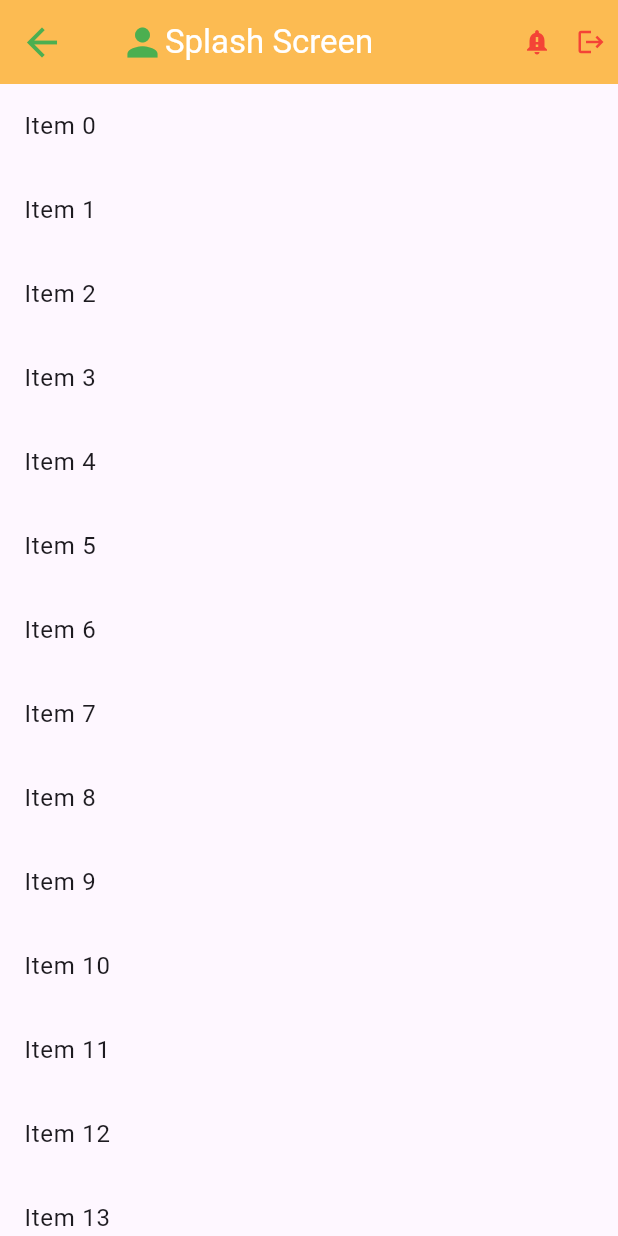
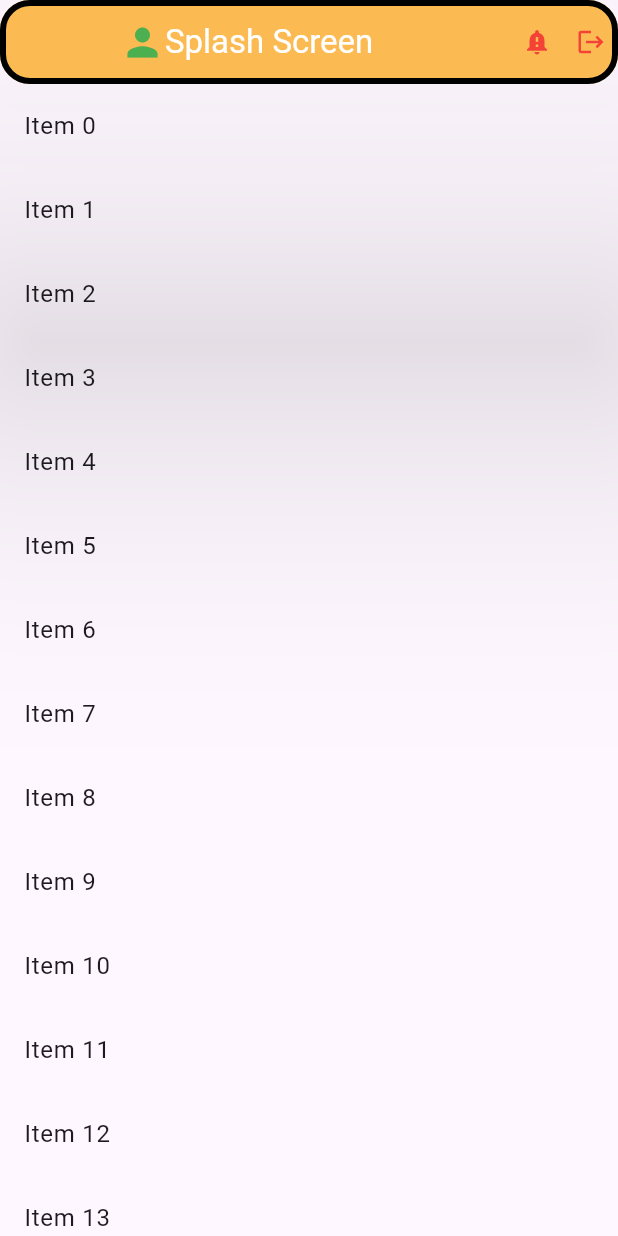
Before and after one commit to ankittripathi4494/ssdm_workspace, a Flutter app: the screen it shows after launch, on a phone screen of 412 x 824 dp. Run offline on Flutter 3.47's test engine with Material 3 defaults, Android fonts, the phone set to English and light mode, and no system bars.

Commit message:
appbar design commit

```diff
--- a/lib/modules/splash/screens/splash_screen.dart
+++ b/lib/modules/splash/screens/splash_screen.dart
@@ -8,24 +8,28 @@ class SplashScreen extends StatelessWidget {
   Widget build(BuildContext context) {
     return Scaffold(
       appBar: AppBar(
-        elevation: 20,
+        elevation: 100,
+        shape: RoundedRectangleBorder(
+            borderRadius: BorderRadius.circular(20),
+            side: const BorderSide(color: Colors.black, width: 4)),
         surfaceTintColor: Colors.pink.shade500,
+        shadowColor: Colors.black,
         // scrolledUnderElevation: 20,
         backgroundColor: Colors.amber.shade300,
         foregroundColor: Colors.white,
-        iconTheme: IconThemeData(color: Colors.green, size: 30),
-        actionsIconTheme: IconThemeData(color: Colors.red, size: 20),
-        leading: Icon(Icons.arrow_back),
+        iconTheme: const IconThemeData(color: Colors.green, size: 30),
+        actionsIconTheme: const IconThemeData(color: Colors.red, size: 20),
+        leading: Container(),
         title: Row(
           children: [
-            Icon(Icons.person),
+            const Icon(Icons.person),
             Text(
               title,
             )
           ],
         ),
         centerTitle: true,
-        actions: const[
+        actions: const [
           Padding(
             padding: EdgeInsets.all(8.0),
             child: Icon(Icons.notification_important),
```
